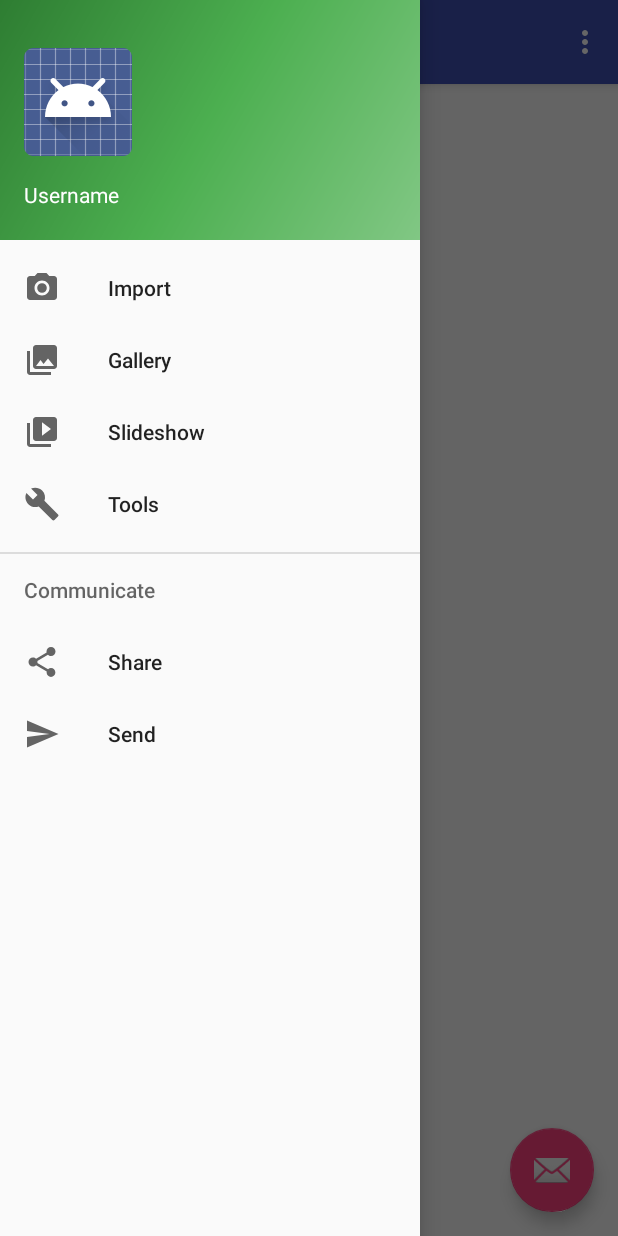
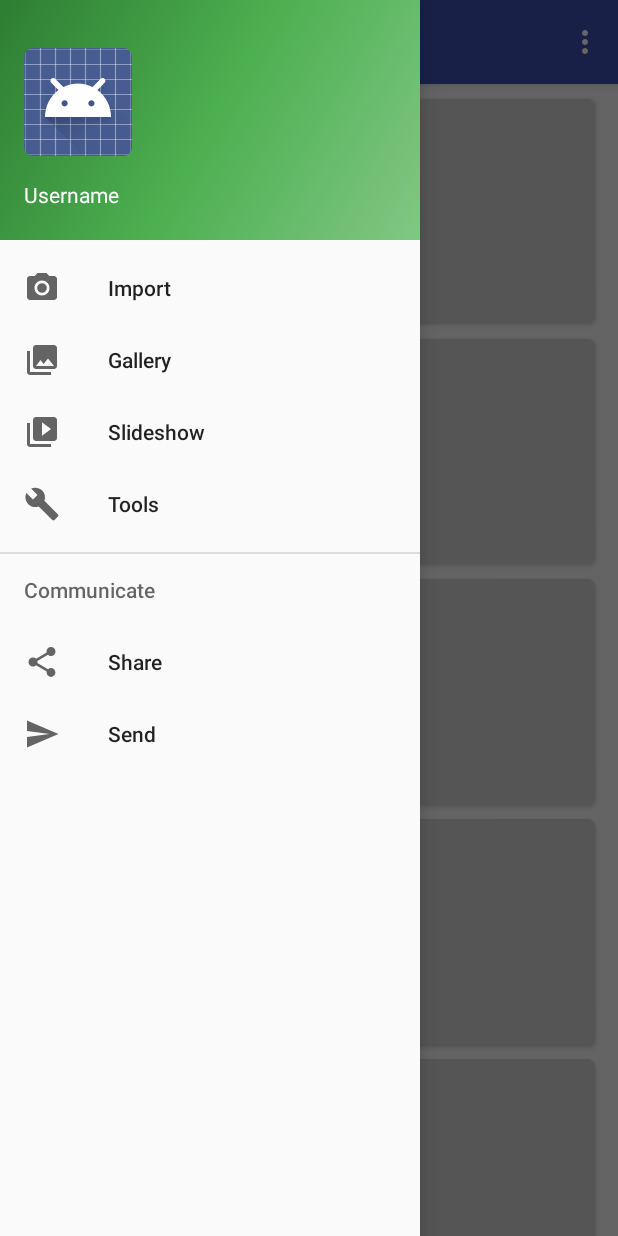
Before and after one commit to ACSSE/team51, an Android app: the MainActivity screen opened directly, with no data from a screen before it, with the side drawer open, on a phone screen of 412 x 824 dp. Run offline under Robolectric (Android 15) with nearby library versions, the phone set to English and light mode, and no system bars.

Commit message:
Fixed login panel and added a card view list on the home screen.

```diff
--- a/BursifyAndroid/Bursify/app/build.gradle
+++ b/BursifyAndroid/Bursify/app/build.gradle
@@ -24,5 +24,7 @@ dependencies {
     testCompile 'junit:junit:4.12'
     compile 'com.android.support:appcompat-v7:23.2.0'
     compile 'com.android.support:design:23.2.0'
+    compile 'com.android.support:cardview-v7:23.2.0'
+    compile 'com.android.support:recyclerview-v7:23.0.+'
     compile files('libs/picasso-2.5.2.jar')
 }
--- a/BursifyAndroid/Bursify/app/src/main/AndroidManifest.xml
+++ b/BursifyAndroid/Bursify/app/src/main/AndroidManifest.xml
@@ -21,6 +21,7 @@
         <activity
             android:name=".LoginActivity"
             android:label="@string/app_name"
+            android:windowSoftInputMode="adjustResize"
             android:theme="@style/AppTheme.NoActionBar">
             <intent-filter>
                 <action android:name="android.intent.action.MAIN"/>
--- a/BursifyAndroid/Bursify/app/src/main/java/brandon/bursify/LoginActivity.java
+++ b/BursifyAndroid/Bursify/app/src/main/java/brandon/bursify/LoginActivity.java
@@ -23,6 +23,7 @@ import android.text.TextUtils;
 import android.view.KeyEvent;
 import android.view.View;
 import android.view.View.OnClickListener;
+import android.view.ViewTreeObserver;
 import android.view.inputmethod.EditorInfo;
 import android.widget.ArrayAdapter;
 import android.widget.AutoCompleteTextView;
@@ -111,12 +112,15 @@ public class LoginActivity extends AppCompatActivity implements LoaderCallbacks<
             @Override
             public void onClick(View view)
             {
-                attemptLogin();
+                //attemptLogin();
+                startActivity(new Intent(LoginActivity.this, MainActivity.class));
             }
         });
 
         mLoginFormView = findViewById(R.id.login_form);
         mProgressView = findViewById(R.id.login_progress);
+
+
     }
 
 
--- a/BursifyAndroid/Bursify/app/src/main/java/brandon/bursify/MainActivity.java
+++ b/BursifyAndroid/Bursify/app/src/main/java/brandon/bursify/MainActivity.java
@@ -3,6 +3,8 @@ package brandon.bursify;
 import android.os.Bundle;
 import android.support.design.widget.FloatingActionButton;
 import android.support.design.widget.Snackbar;
+import android.support.v7.widget.LinearLayoutManager;
+import android.support.v7.widget.RecyclerView;
 import android.view.View;
 import android.support.design.widget.NavigationView;
 import android.support.v4.view.GravityCompat;
@@ -17,6 +19,10 @@ public class MainActivity extends AppCompatActivity
         implements NavigationView.OnNavigationItemSelectedListener
 {
 
+    private RecyclerView recyclerView;
+    private RecyclerView.Adapter adapter;
+    private RecyclerView.LayoutManager layoutManager;
+
     @Override
     protected void onCreate(Bundle savedInstanceState)
     {
@@ -25,7 +31,15 @@ public class MainActivity extends AppCompatActivity
         Toolbar toolbar = (Toolbar) findViewById(R.id.toolbar);
         setSupportActionBar(toolbar);
 
-        FloatingActionButton fab = (FloatingActionButton) findViewById(R.id.fab);
+        recyclerView = (RecyclerView) findViewById(R.id.scrollableview);
+        recyclerView.setHasFixedSize(true);
+        layoutManager = new LinearLayoutManager(this);
+        recyclerView.setLayoutManager(layoutManager);
+
+        adapter = new RecyclerViewAdapter();
+        recyclerView.setAdapter(adapter);
+
+        /*FloatingActionButton fab = (FloatingActionButton) findViewById(R.id.fab);
         fab.setOnClickListener(new View.OnClickListener()
         {
             @Override
@@ -34,7 +48,7 @@ public class MainActivity extends AppCompatActivity
                 Snackbar.make(view, "Replace with your own action", Snackbar.LENGTH_LONG)
                         .setAction("Action", null).show();
             }
-        });
+        });*/
 
         DrawerLayout drawer = (DrawerLayout) findViewById(R.id.drawer_layout);
         ActionBarDrawerToggle toggle = new ActionBarDrawerToggle(
@@ -44,6 +58,8 @@ public class MainActivity extends AppCompatActivity
 
         NavigationView navigationView = (NavigationView) findViewById(R.id.nav_view);
         navigationView.setNavigationItemSelectedListener(this);
+
+
     }
 
     @Override
--- /dev/null
+++ b/BursifyAndroid/Bursify/app/src/main/java/brandon/bursify/RecyclerViewAdapter.java
@@ -0,0 +1,65 @@
+package brandon.bursify;
+
+import android.content.Context;
+import android.support.v7.widget.CardView;
+import android.support.v7.widget.RecyclerView;
+import android.view.LayoutInflater;
+import android.view.View;
+import android.view.ViewGroup;
+import android.widget.TextView;
+
+/**
+ * Created by Brandon on 2016/04/03.
+ */
+public class RecyclerViewAdapter extends RecyclerView.Adapter<RecyclerViewAdapter.ViewHolder>
+{
+    private String[] dataSet = {"Item 1", "Item 2", "Item 3", "Item 4", "Item 5", "Item 6", "Item 7", "Item 8", "Item 9", "Item 10"};
+    Context context;
+
+    @Override
+    public ViewHolder onCreateViewHolder(ViewGroup parent, int viewType) {
+
+        View view = LayoutInflater.from(parent.getContext()).inflate(R.layout.card_view, parent, false);
+        context = parent.getContext();
+
+        //TextView txt = (TextView) view.findViewById(R.id.info_text);
+
+        ViewHolder holder = new ViewHolder(view);
+
+        return holder;
+    }
+
+    @Override
+    public void onBindViewHolder(ViewHolder holder, final int position) {
+
+        holder.textView.setText(dataSet[position]);
+
+        holder.card.setOnClickListener(new View.OnClickListener() {
+            @Override
+            public void onClick(View v) {
+
+
+
+            }
+        });
+        //holder.card.setCardBackgroundColor(Color.CYAN);
+
+    }
+
+    @Override
+    public int getItemCount() {
+        return dataSet.length;
+    }
+
+    public static class ViewHolder extends RecyclerView.ViewHolder
+    {
+        TextView textView;
+        CardView card;
+        public ViewHolder(View view) {
+            super(view);
+
+            textView = (TextView) view.findViewById(R.id.info_text);
+            card = (CardView) view.findViewById(R.id.card_view);
+        }
+    }
+}
--- a/BursifyAndroid/Bursify/app/src/main/res/layout/activity_main.xml
+++ b/BursifyAndroid/Bursify/app/src/main/res/layout/activity_main.xml
@@ -23,4 +23,6 @@
         app:headerLayout="@layout/nav_header_main"
         app:menu="@menu/activity_main_drawer"/>
 
+
+
 </android.support.v4.widget.DrawerLayout>
--- a/BursifyAndroid/Bursify/app/src/main/res/layout/activity_register.xml
+++ b/BursifyAndroid/Bursify/app/src/main/res/layout/activity_register.xml
@@ -241,7 +241,7 @@
         android:layout_width="match_parent"
         android:layout_height="wrap_content"
         android:textColor="#FFFFFF"
-        android:background="#000000"
+        android:background="@color/colorPrimaryDark"
         android:text="Continue"
         android:layout_alignParentBottom="true"
         android:layout_centerHorizontal="true"/>
--- a/BursifyAndroid/Bursify/app/src/main/res/layout/app_bar_main.xml
+++ b/BursifyAndroid/Bursify/app/src/main/res/layout/app_bar_main.xml
@@ -22,14 +22,19 @@
 
     </android.support.design.widget.AppBarLayout>
 
-    <include layout="@layout/content_main"/>
+    <!--<include layout="@layout/content_main"/>-->
+    <android.support.v7.widget.RecyclerView
+        android:id="@+id/scrollableview"
+        android:layout_width="match_parent"
+        android:layout_height="match_parent"
+        app:layout_behavior="@string/appbar_scrolling_view_behavior"/>
 
-    <android.support.design.widget.FloatingActionButton
+    <!--<android.support.design.widget.FloatingActionButton
         android:id="@+id/fab"
         android:layout_width="wrap_content"
         android:layout_height="wrap_content"
         android:layout_gravity="bottom|end"
         android:layout_margin="@dimen/fab_margin"
-        android:src="@android:drawable/ic_dialog_email"/>
+        android:src="@android:drawable/ic_dialog_email"/>-->
 
 </android.support.design.widget.CoordinatorLayout>
```
Also changed, not shown: BursifyAndroid/Bursify/app/src/main/res/drawable/login_panel_bg.xml (added, +8 -0 lines), BursifyAndroid/Bursify/app/src/main/res/layout/activity_login.xml (+22 -39 lines), BursifyAndroid/Bursify/app/src/main/res/layout/card_view.xml (added, +39 -0 lines), BursifyAndroid/Bursify/app/src/main/res/layout/content_main.xml (+8 -6 lines).
